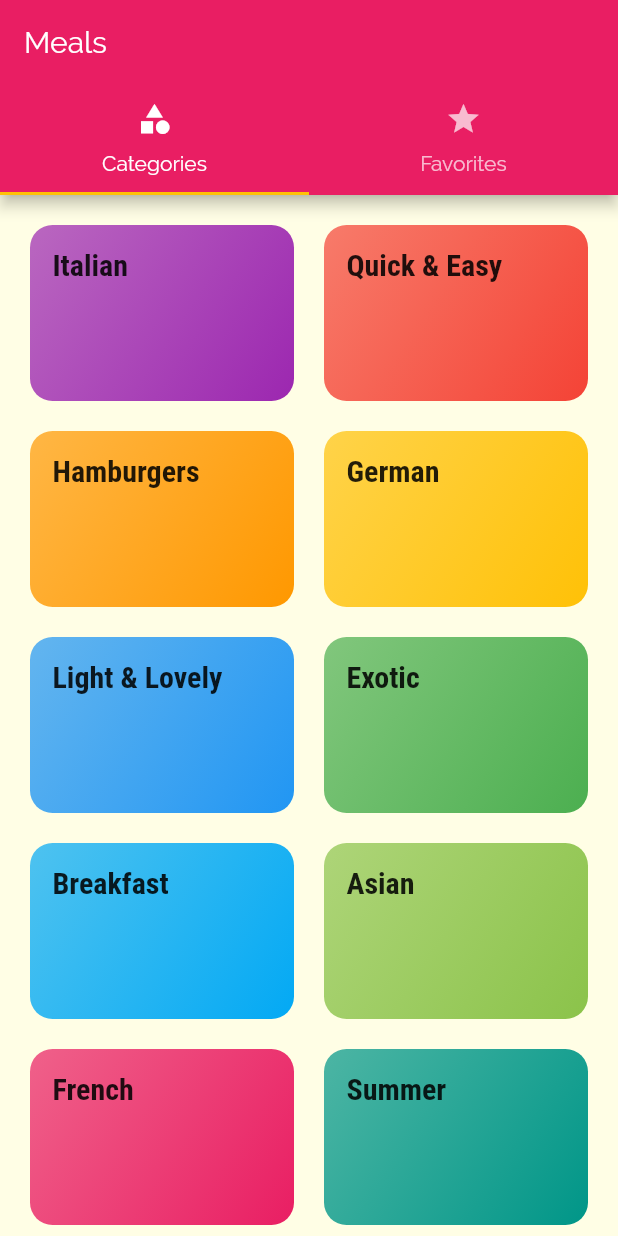
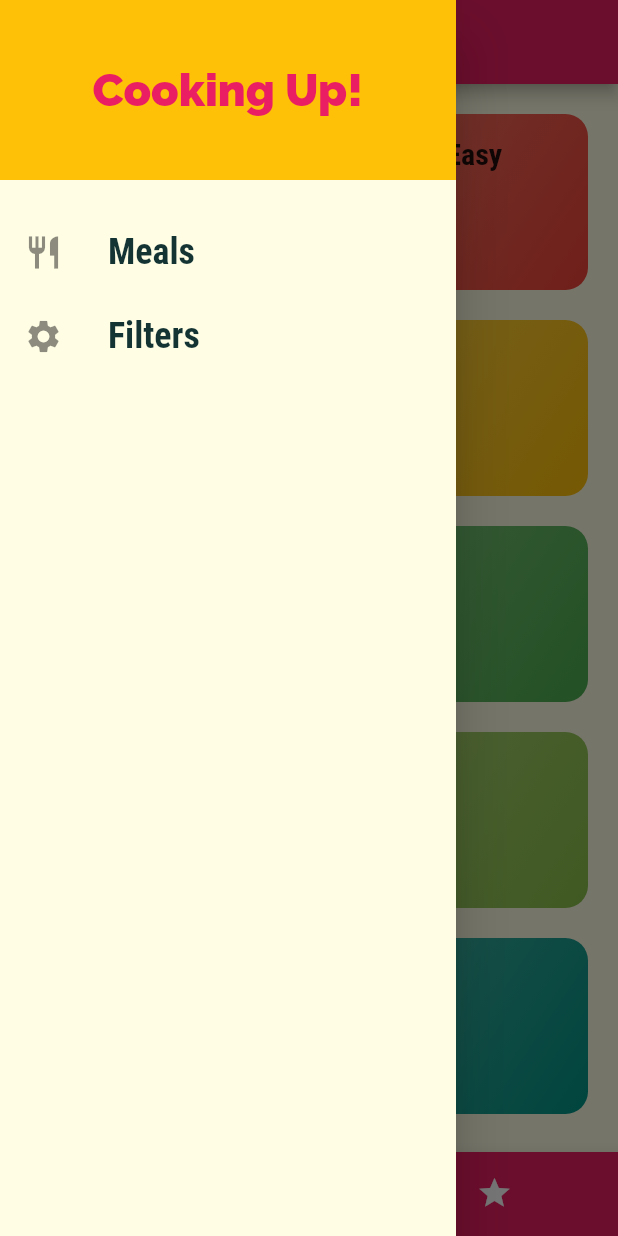
Before and after one commit to acharjeeauntor/Food-Store, a Flutter app: the screen it shows after launch, with the side drawer open (before the commit the screen has no drawer), on a phone screen of 412 x 824 dp. Run offline on Flutter 3.47's test engine with Material 2 defaults, Android fonts, the phone set to English and light mode, and no system bars.

Commit message:
Complete Filter and others options.

```diff
--- a/lib/main.dart
+++ b/lib/main.dart
@@ -1,13 +1,72 @@
 import 'package:flutter/material.dart';
 import 'package:foodstore/screens/categories_screen.dart';
+import 'package:foodstore/screens/filters_screen.dart';
 import 'package:foodstore/screens/meal_detail_screen.dart';
 import 'package:foodstore/screens/tabs_screen.dart';
 
+import 'dummy_data.dart';
+import 'models/meal.dart';
 import 'screens/category_meals_screen.dart';
 
 void main() => runApp(MyApp());
 
-class MyApp extends StatelessWidget {
+class MyApp extends StatefulWidget {
+  @override
+  _MyAppState createState() => _MyAppState();
+}
+
+class _MyAppState extends State<MyApp> {
+  Map<String, bool> _filters = {
+    'gluten': false,
+    'lactose': false,
+    'vegan': false,
+    'vegetarian': false,
+  };
+  List<Meal> _availableMeals = DUMMY_MEALS;
+  List<Meal> _favoriteMeals = [];
+
+  void _setFilters(Map<String, bool> filterData) {
+    setState(() {
+      _filters = filterData;
+
+      _availableMeals = DUMMY_MEALS.where((meal) {
+        if (_filters['gluten'] && !meal.isGlutenFree) {
+          return false;
+        }
+        if (_filters['lactose'] && !meal.isLactoseFree) {
+          return false;
+        }
+        if (_filters['vegan'] && !meal.isVegan) {
+          return false;
+        }
+        if (_filters['vegetarian'] && !meal.isVegetarian) {
+          return false;
+        }
+        return true;
+      }).toList();
+    });
+  }
+
+  void _toggleFavorite(String mealId) {
+    final existingIndex =
+        _favoriteMeals.indexWhere((meal) => meal.id == mealId);
+    if (existingIndex >= 0) {
+      setState(() {
+        _favoriteMeals.removeAt(existingIndex);
+      });
+    } else {
+      setState(() {
+        _favoriteMeals.add(
+          DUMMY_MEALS.firstWhere((meal) => meal.id == mealId),
+        );
+      });
+    }
+  }
+
+  bool _isMealFavorite(String id) {
+    return _favoriteMeals.any((meal) => meal.id == id);
+  }
+
   @override
   Widget build(BuildContext context) {
     return MaterialApp(
@@ -33,9 +92,12 @@ class MyApp extends StatelessWidget {
       ),
       initialRoute: '/',
       routes: {
-        '/': (ctx) => TabsScreen(),
-        CategoryMealsScreen.routeName: (ctx) => CategoryMealsScreen(),
-        MealDetailScreen.routeName: (ctx) => MealDetailScreen(),
+        '/': (ctx) => TabsScreen(_favoriteMeals),
+        CategoryMealsScreen.routeName: (ctx) =>
+            CategoryMealsScreen(_availableMeals),
+        MealDetailScreen.routeName: (ctx) =>
+            MealDetailScreen(_toggleFavorite, _isMealFavorite),
+        FiltersScreen.routeName: (ctx) => FiltersScreen(_filters, _setFilters),
       },
       onGenerateRoute: (settings) {
         return MaterialPageRoute(builder: (ctx) => CategoriesScreen());
--- a/lib/screens/tabs_screen.dart
+++ b/lib/screens/tabs_screen.dart
@@ -1,13 +1,40 @@
 import 'package:flutter/material.dart';
+import 'package:foodstore/models/meal.dart';
 import 'package:foodstore/screens/categories_screen.dart';
 import 'package:foodstore/screens/favorites_screen.dart';
+import 'package:foodstore/widgets/main_drawer.dart';
 
 class TabsScreen extends StatefulWidget {
+  final List<Meal> favoriteMeals;
+
+  TabsScreen(this.favoriteMeals);
+
   @override
   _TabsScreenState createState() => _TabsScreenState();
 }
 
 class _TabsScreenState extends State<TabsScreen> {
+  List<Map<String, dynamic>> _pages;
+
+  int _selectedPageIndex = 0;
+  void _selectPage(int index) {
+    setState(() {
+      _selectedPageIndex = index;
+    });
+  }
+
+  @override
+  void initState() {
+    _pages = [
+      {'page': CategoriesScreen(), 'title': 'Categories'},
+      {
+        'page': FavoritesScreen(widget.favoriteMeals),
+        'title': 'Your Favorites'
+      },
+    ];
+    super.initState();
+  }
+
   @override
   Widget build(BuildContext context) {
     return DefaultTabController(
@@ -15,23 +42,29 @@ class _TabsScreenState extends State<TabsScreen> {
 //      initialIndex: 0,
       child: Scaffold(
         appBar: AppBar(
-          title: Text('Meals'),
-          bottom: TabBar(
-            tabs: <Widget>[
-              Tab(
+          title: Text(_pages[_selectedPageIndex]['title']),
+        ),
+        drawer: MainDrawer(),
+        body: _pages[_selectedPageIndex]['page'],
+        bottomNavigationBar: BottomNavigationBar(
+            onTap: _selectPage,
+            unselectedItemColor: Colors.white,
+            selectedItemColor: Theme.of(context).accentColor,
+            backgroundColor: Theme.of(context).primaryColor,
+            currentIndex: _selectedPageIndex,
+            type: BottomNavigationBarType.shifting,
+            items: [
+              BottomNavigationBarItem(
+                backgroundColor: Theme.of(context).primaryColor,
                 icon: Icon(Icons.category),
-                text: 'Categories',
+                title: Text('Categories'),
               ),
-              Tab(
+              BottomNavigationBarItem(
+                backgroundColor: Theme.of(context).primaryColor,
                 icon: Icon(Icons.star),
-                text: 'Favorites',
-              )
-            ],
-          ),
-        ),
-        body: TabBarView(
-          children: <Widget>[CategoriesScreen(), FavoritesScreen()],
-        ),
+                title: Text('Favorites'),
+              ),
+            ]),
       ),
     );
   }
--- /dev/null
+++ b/lib/widgets/main_drawer.dart
@@ -0,0 +1,63 @@
+import 'package:flutter/material.dart';
+import 'package:foodstore/screens/filters_screen.dart';
+
+class MainDrawer extends StatelessWidget {
+  Widget buildListTile(String title, IconData icon, Function s) {
+    return ListTile(
+      leading: Icon(
+        icon,
+        size: 26,
+      ),
+      title: Text(
+        title,
+        style: TextStyle(
+            fontFamily: 'RobotoCondensed',
+            fontSize: 24,
+            fontWeight: FontWeight.bold),
+      ),
+      onTap: s,
+    );
+  }
+
+  @override
+  Widget build(BuildContext context) {
+    return Drawer(
+      child: Column(
+        children: <Widget>[
+          Container(
+            height: 120,
+            width: double.infinity,
+            padding: EdgeInsets.all(20),
+            alignment: Alignment.center,
+            color: Theme.of(context).accentColor,
+            child: Text(
+              'Cooking Up!',
+              style: TextStyle(
+                  fontWeight: FontWeight.w900,
+                  fontSize: 30,
+                  color: Theme.of(context).primaryColor),
+            ),
+          ),
+          SizedBox(
+            height: 20,
+          ),
+          buildListTile(
+            "Meals",
+            Icons.restaurant,
+            () {
+              Navigator.of(context).pushReplacementNamed('/');
+            },
+          ),
+          buildListTile(
+            "Filters",
+            Icons.settings,
+            () {
+              Navigator.of(context)
+                  .pushReplacementNamed(FiltersScreen.routeName);
+            },
+          ),
+        ],
+      ),
+    );
+  }
+}
```
Also changed, not shown: lib/screens/category_meals_screen.dart (+48 -19 lines), lib/screens/favorites_screen.dart (+23 -3 lines), lib/screens/filters_screen.dart (added, +103 -0 lines), lib/screens/meal_detail_screen.dart (+8 -0 lines), lib/widgets/meal_item.dart (+12 -9 lines).
